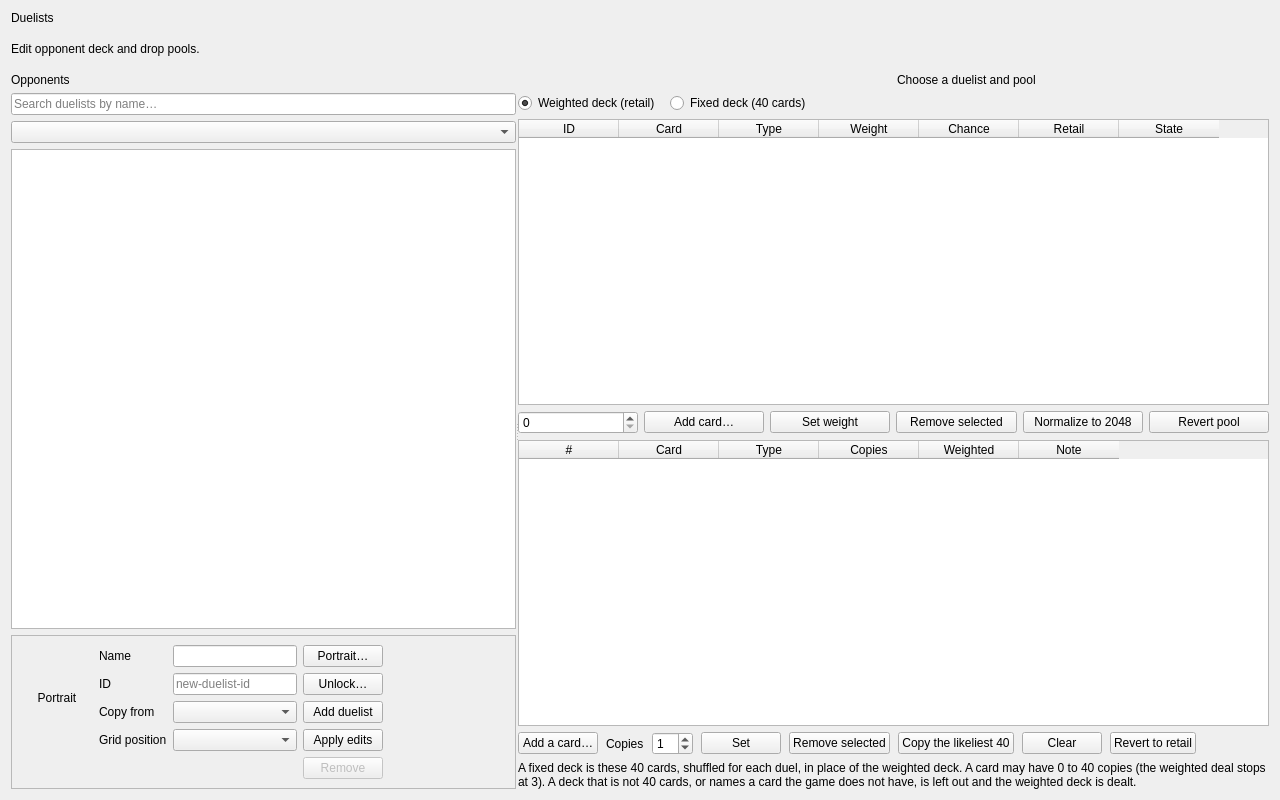
First picture: the form in tools/pc/fm_editor/ui/duelists_page.ui, repository yamyi/YGOFM-DecompRecomp, before the edit.
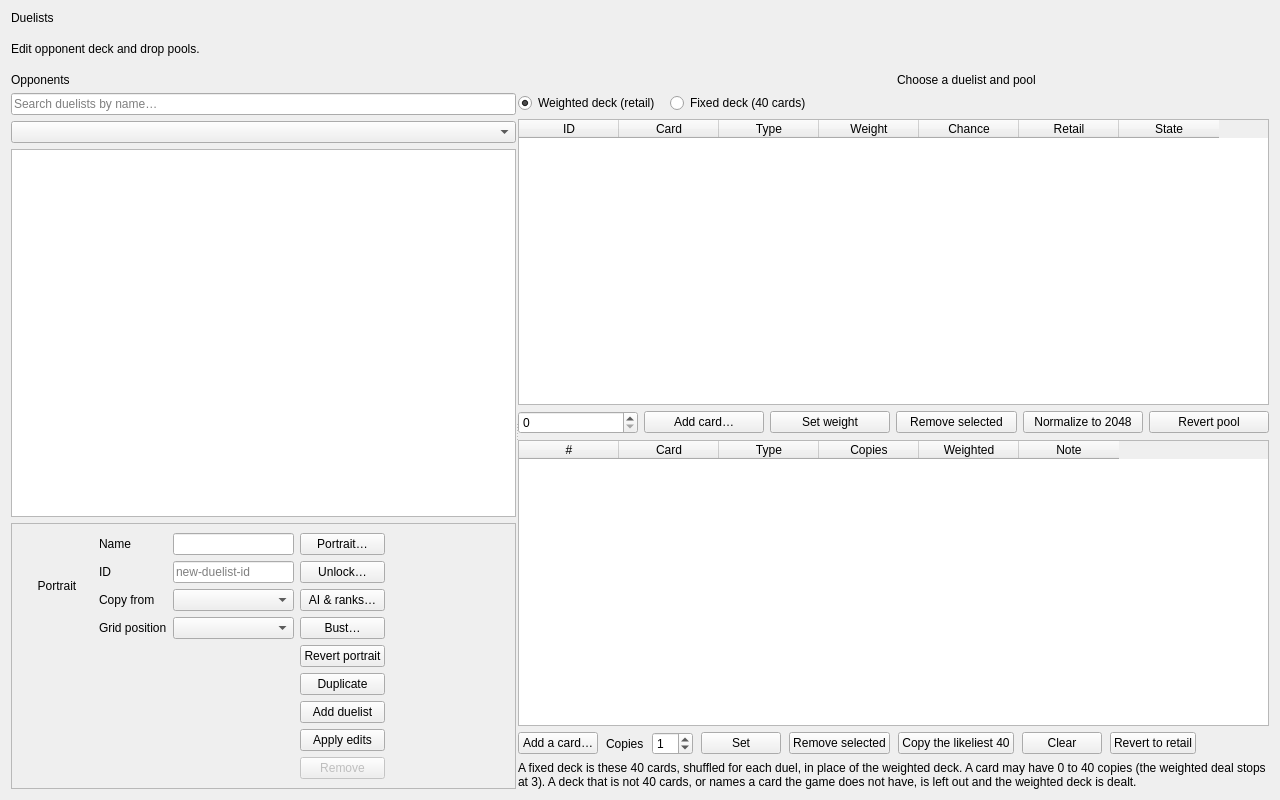
Second picture: the form after the edit.

Commit message: Complete PySide Duelist rules and bust editing

What changed in the file:
```diff
--- a/tools/pc/fm_editor/ui/duelists_page.ui
+++ b/tools/pc/fm_editor/ui/duelists_page.ui
@@ -216,6 +216,30 @@
               </property>
              </widget>
             </item>
+            <item>
+             <widget class="QPushButton" name="duelistRulesButton">
+              <property name="toolTip"><string>Configure AI behavior and duel rank scoring.</string></property>
+              <property name="text"><string>AI &amp;&amp; ranks…</string></property>
+             </widget>
+            </item>
+            <item>
+             <widget class="QPushButton" name="duelistBustButton">
+              <property name="toolTip"><string>Edit the duelist's dialogue bust and expressions.</string></property>
+              <property name="text"><string>Bust…</string></property>
+             </widget>
+            </item>
+            <item>
+             <widget class="QPushButton" name="duelistRevertPortraitButton">
+              <property name="toolTip"><string>Remove this duelist's portrait override.</string></property>
+              <property name="text"><string>Revert portrait</string></property>
+             </widget>
+            </item>
+            <item>
+             <widget class="QPushButton" name="duplicateDuelistButton">
+              <property name="toolTip"><string>Create an independent copy of this custom duelist.</string></property>
+              <property name="text"><string>Duplicate</string></property>
+             </widget>
+            </item>
             <item>
              <widget class="QPushButton" name="addDuelistButton">
               <property name="text">
```
The commit also changes 5 other files.
